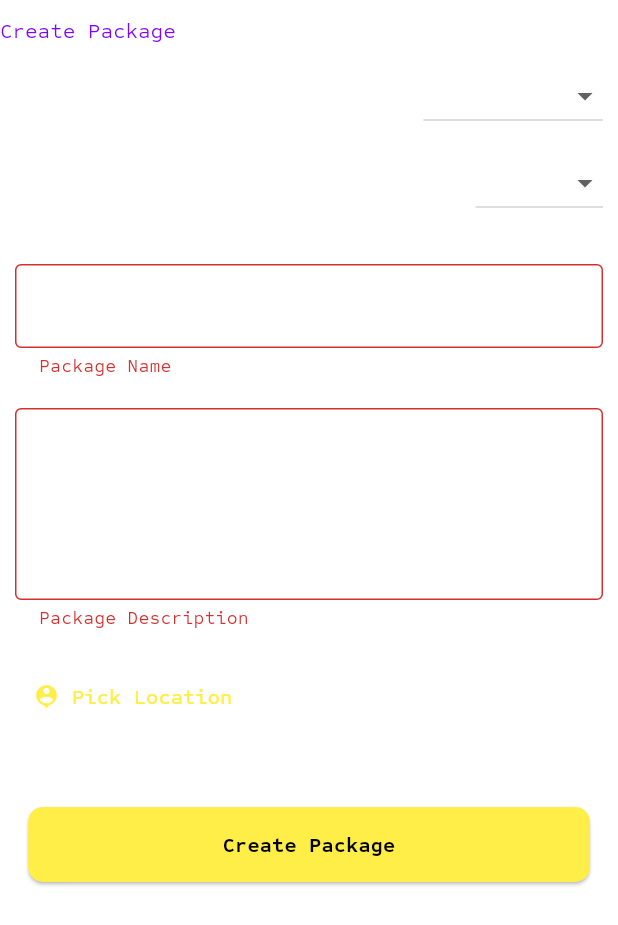
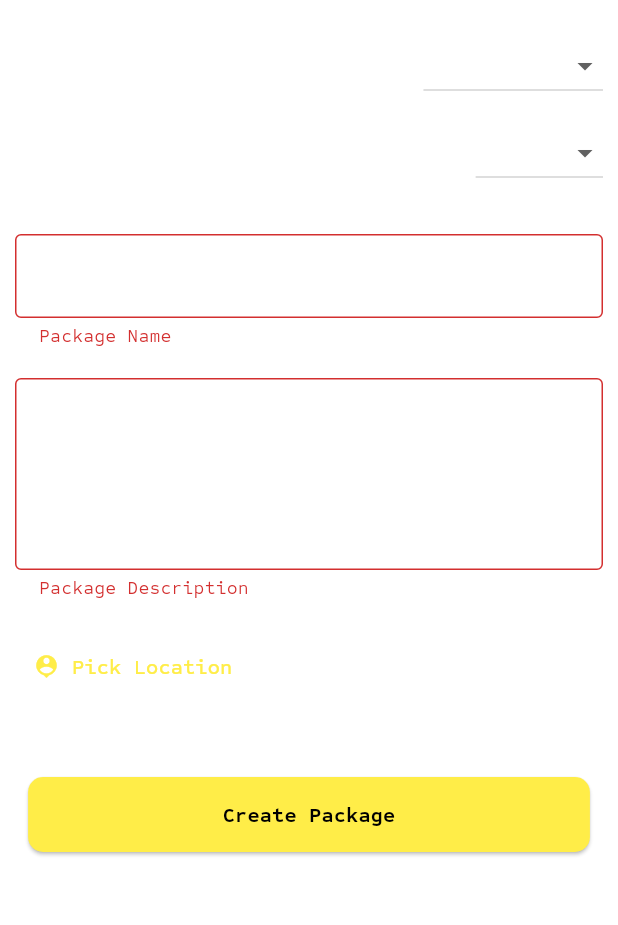
Before and after one commit to trey-rosius/Package-Delivery-Mobile-App, a Flutter app: the CreatePackageScreen screen opened by its route, on a phone screen of 412 x 824 dp. Shown: the top 925 px of the screen. Run offline on Flutter 3.47's test engine with Material 3 defaults, Android fonts, the phone set to English and light mode, and no system bars; our stand-ins replace cached_network_image, fl_chart, flutter_svg, geolocator, go_router, google_maps_flutter and 3 more; missing offline and left inert: amplify_api, amplify_auth_cognito, amplify_core, amplify_flutter, amplify_storage_s3, aws_common and 3 more; accounts and stored records are empty.

Commit message:
more updates

```diff
--- a/lib/package/create_package_screen.dart
+++ b/lib/package/create_package_screen.dart
@@ -5,8 +5,6 @@ import 'package:go_router/go_router.dart';
 import 'package:package_delivery/repos/package_repository.dart';
 import 'package:provider/provider.dart';
 
-import '../repos/login_repository.dart';
-import '../repos/profile_repository.dart';
 import '../utils/shared_preferences.dart';
 import '../welcome_screen.dart';
 class CreatePackageScreen extends StatefulWidget {
@@ -50,25 +48,16 @@ class _CreatePackageScreenState extends State<CreatePackageScreen> {
     var sharedPrefs = context.watch<SharedPrefsUtils>();
     return  Scaffold(
       key: _scaffoldKey,
-        appBar:  PreferredSize(
-
-
-          preferredSize: const Size(double.infinity,80),
+        appBar: PreferredSize(
+          preferredSize: const Size(double.infinity, 80),
           child: SafeArea(
-              child:
-              Container(
-                padding: EdgeInsets.only(top: 10,bottom: 10),
-                  child:
-              Text('Create Package',style: TextStyle(color: Theme.of(context).primaryColor),))),
+              child: Container(
+                  child: const Text(
+                    'Create Package',
+                    style: TextStyle(color: Colors.white),
+                  ))),
         ),
-      body:FutureProvider<String?>(
-    create: (BuildContext context) {
-    return sharedPrefs.getUserEmail();
-    },
-    initialData: null,
-    child: Consumer<String?>(builder: (_, String? email, child) {
-      return email != null ?
-      ChangeNotifierProvider.value(value: PackageRepository.instance(),
+      body: ChangeNotifierProvider.value(value: PackageRepository.instance(),
         child: Consumer(builder: (_,PackageRepository packageRepo,child){
           return SingleChildScrollView(
             child: Container(
@@ -309,16 +298,7 @@ class _CreatePackageScreenState extends State<CreatePackageScreen> {
               ),
             ),
           );
-        },),) :
-      MultiProvider(providers: [
-        ChangeNotifierProvider(create: (context) => LoginRepository.instance(),
-        ),
-        ChangeNotifierProvider(create: (context) => ProfileRepository.instance(),
-        ),
-
-
-      ],child: WelcomeScreen(),);
-    }))
+        },),)
 
 
 
```
Also changed, not shown: lib/home_screen.dart (+17 -0 lines), assets/images/package_details.png (added), 2 other files. Lines whose indentation alone changed are shown as unchanged.
